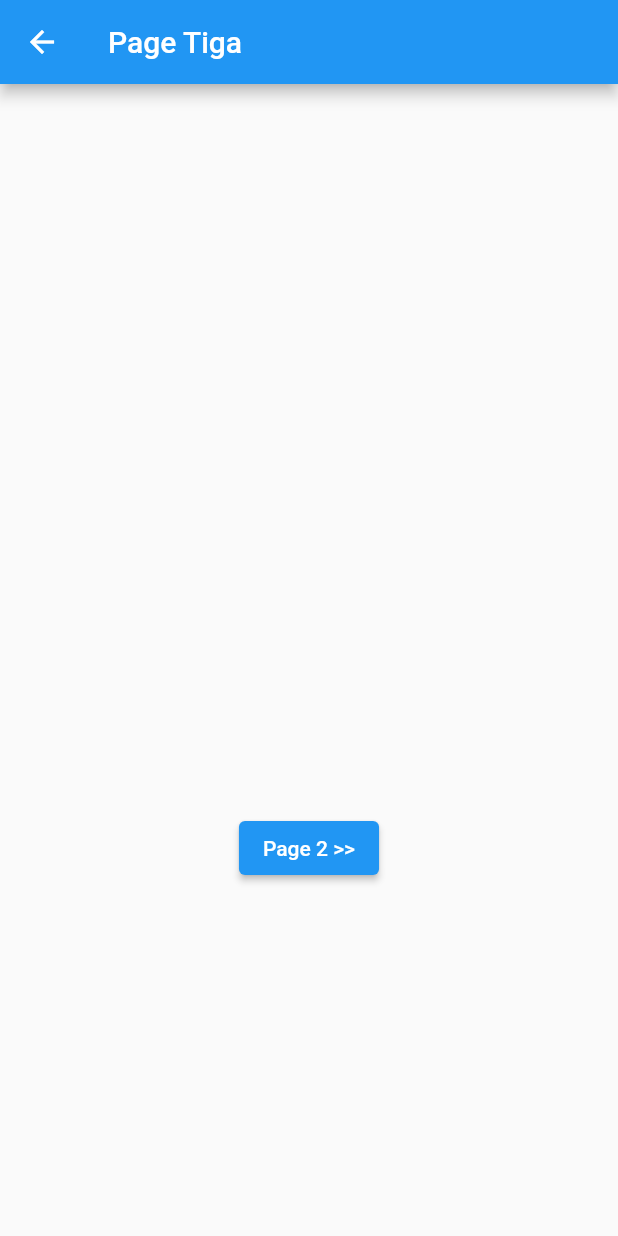
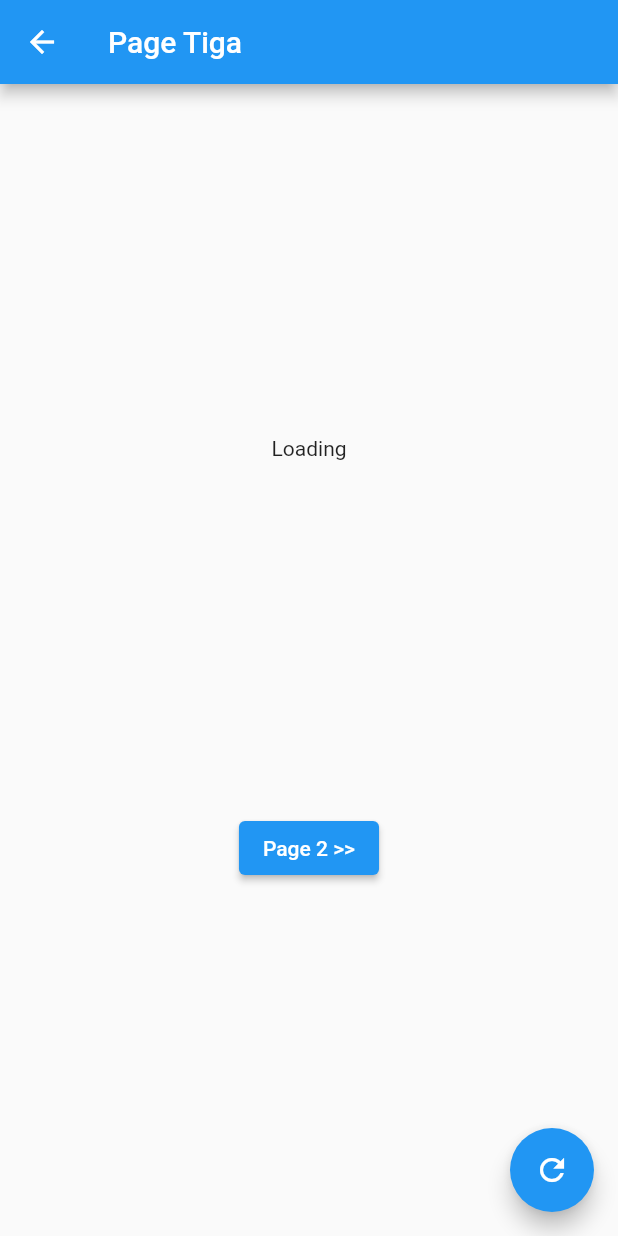
Before and after one commit to rizkitirta/Flutter_GetX, a Flutter app: the PageDua screen opened directly, after a tap on "Page 3 >>", on a phone screen of 412 x 824 dp. Run offline on Flutter 3.47's test engine with Material 2 defaults, Android fonts, the phone set to English and light mode, and no system bars; our stand-ins replace get.

Commit message:
Getx State Mixin

```diff
--- /dev/null
+++ b/flutter_getx/lib/bindings/myB.dart
@@ -0,0 +1,14 @@
+import 'package:flutter_getx/controllers/myController.dart';
+import 'package:flutter_getx/main.dart';
+import 'package:flutter_getx/routes/route_name.dart';
+import 'package:get/get.dart';
+import 'package:get/get_instance/src/bindings_interface.dart';
+
+class MyB implements Bindings {
+  @override
+  void dependencies() {
+    // TODO: implement dependencies
+    Get.put(MyController());
+  }
+
+}
--- a/flutter_getx/lib/main.dart
+++ b/flutter_getx/lib/main.dart
@@ -1,4 +1,6 @@
 import 'package:flutter/material.dart';
+import 'package:flutter_getx/controllers/myController.dart';
+import 'package:flutter_getx/routes/route_name.dart';
 import 'package:get/get.dart';
 
 import './routes/app_pages.dart';
@@ -54,14 +56,16 @@ class PageDua extends StatelessWidget {
             mainAxisAlignment: MainAxisAlignment.spaceEvenly,
             children: [
               Text("${Get.arguments}"),
-              ElevatedButton(onPressed: () => Get.to(() => PageTiga()), child: Text("Page 3 >>")),
+              ElevatedButton(
+                  onPressed: () => Get.toNamed(RouteName.my_page),
+                  child: Text("Page 3 >>")),
             ],
           ),
         ));
   }
 }
 
-class PageTiga extends StatelessWidget {
+class PageTiga extends GetView<MyController> {
   @override
   Widget build(BuildContext context) {
     return Scaffold(
@@ -72,10 +76,25 @@ class PageTiga extends StatelessWidget {
         child: Column(
           mainAxisAlignment: MainAxisAlignment.spaceEvenly,
           children: [
-              Text("${Get.previousRoute}"),
+            controller.obx(
+                (state) => Column(
+                      mainAxisAlignment: MainAxisAlignment.center,
+                      children: [
+                        Image.network("${state["avatar"]}"),
+                        Text(
+                            "Nama: ${state['first_name'] + " " + state['last_name']}"),
+                        Text("Nama: ${state['email']}"),
+                      ],
+                    ),
+                onLoading: Text("Loading")),
             ElevatedButton(onPressed: () {}, child: Text("Page 2 >>")),
           ],
         ),
-        ));
+      ),
+      floatingActionButton: FloatingActionButton(
+        onPressed: () => controller.getData(),
+        child: Icon(Icons.refresh),
+      ),
+    );
   }
 }
--- /dev/null
+++ b/flutter_getx/lib/providers/myProvider.dart
@@ -0,0 +1,7 @@
+import 'package:get/get_connect/connect.dart';
+
+class MyProvider extends GetConnect {
+  Future<Response> getData() {
+    return get("https://reqres.in/api/users/2");
+  }
+}
--- a/flutter_getx/lib/routes/app_pages.dart
+++ b/flutter_getx/lib/routes/app_pages.dart
@@ -1,3 +1,5 @@
+import 'package:flutter_getx/bindings/myB.dart';
+import 'package:flutter_getx/main.dart';
 import 'package:get/get.dart';
 
 import './route_name.dart';
@@ -24,5 +26,6 @@ class AppPages {
       page: () => AddPage(),
       binding: AddUserB(),
     ),
+    GetPage(name: RouteName.my_page, page: () => PageTiga(), binding: MyB())
   ];
 }
--- a/flutter_getx/lib/routes/route_name.dart
+++ b/flutter_getx/lib/routes/route_name.dart
@@ -2,4 +2,5 @@ abstract class RouteName {
   static const home = "/";
   static const add = "/add";
   static const profile = "/profile";
+  static const my_page = "/my-page";
 }
```
Also changed, not shown: flutter_getx/lib/controllers/myController.dart (added, +18 -0 lines). Lines whose indentation alone changed are shown as unchanged.
